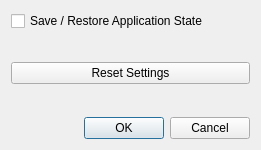
Old version of the form src/forms/settingsdialog.ui in the repository vetux/qcalculator.
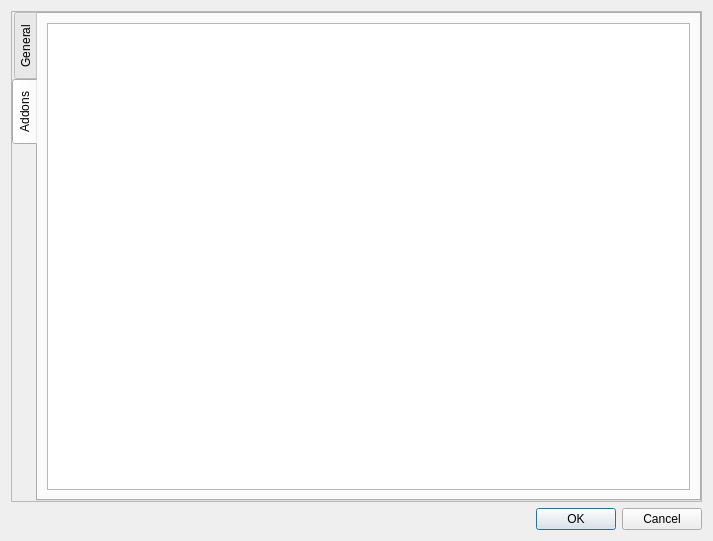
New version of the form.

Commit message: Implement user controls for addon import, Implement addon metadata parsing, Add enabled addons to settings, Fix sym.py symbol table remove.

The edit to the form file:
```diff
--- a/src/forms/settingsdialog.ui
+++ b/src/forms/settingsdialog.ui
@@ -6,8 +6,8 @@
    <rect>
     <x>0</x>
     <y>0</y>
-    <width>261</width>
-    <height>150</height>
+    <width>713</width>
+    <height>541</height>
    </rect>
   </property>
   <property name="windowTitle">
@@ -15,51 +15,98 @@
   </property>
   <layout class="QVBoxLayout" name="verticalLayout">
    <item>
-    <widget class="QCheckBox" name="checkBox">
-     <property name="text">
-      <string>Save / Restore Application State</string>
+    <widget class="QScrollArea" name="scrollArea">
+     <property name="widgetResizable">
+      <bool>true</bool>
      </property>
+     <widget class="QWidget" name="scrollAreaWidgetContents">
+      <property name="geometry">
+       <rect>
+        <x>0</x>
+        <y>0</y>
+        <width>693</width>
+        <height>490</height>
+       </rect>
+      </property>
+      <property name="sizePolicy">
+       <sizepolicy hsizetype="Preferred" vsizetype="Expanding">
+        <horstretch>0</horstretch>
+        <verstretch>0</verstretch>
+       </sizepolicy>
+      </property>
+      <layout class="QVBoxLayout" name="verticalLayout_2">
+       <property name="leftMargin">
+        <number>0</number>
+       </property>
+       <property name="topMargin">
+        <number>0</number>
+       </property>
+       <property name="rightMargin">
+        <number>0</number>
+       </property>
+       <property name="bottomMargin">
+        <number>0</number>
+       </property>
+       <item>
+        <widget class="QTabWidget" name="tabWidget">
+         <property name="sizePolicy">
+          <sizepolicy hsizetype="Expanding" vsizetype="Expanding">
+           <horstretch>0</horstretch>
+           <verstretch>0</verstretch>
+          </sizepolicy>
+         </property>
+         <property name="tabPosition">
+          <enum>QTabWidget::West</enum>
+         </property>
+         <property name="currentIndex">
+          <number>1</number>
+         </property>
+         <widget class="QWidget" name="tab">
+          <attribute name="title">
+           <string>General</string>
+          </attribute>
+          <layout class="QVBoxLayout" name="verticalLayout_3">
+           <item>
+            <widget class="QWidget" name="widget" native="true">
+             <layout class="QVBoxLayout" name="verticalLayout_4"/>
+            </widget>
+           </item>
+          </layout>
+         </widget>
+         <widget class="QWidget" name="tab_2">
+          <attribute name="title">
+           <string>Addons</string>
+          </attribute>
+          <layout class="QVBoxLayout" name="verticalLayout_5">
+           <item>
+            <widget class="QWidget" name="addon_container" native="true">
+             <layout class="QVBoxLayout" name="verticalLayout_6">
+              <property name="leftMargin">
+               <number>0</number>
+              </property>
+              <property name="topMargin">
+               <number>0</number>
+              </property>
+              <property name="rightMargin">
+               <number>0</number>
+              </property>
+              <property name="bottomMargin">
+               <number>0</number>
+              </property>
+              <item>
+               <widget class="QListWidget" name="listWidget_addons"/>
+              </item>
+             </layout>
+            </widget>
+           </item>
+          </layout>
+         </widget>
+        </widget>
+       </item>
+      </layout>
+     </widget>
     </widget>
    </item>
-   <item>
-    <spacer name="verticalSpacer_2">
-     <property name="orientation">
-      <enum>Qt::Vertical</enum>
-     </property>
-     <property name="sizeType">
-      <enum>QSizePolicy::Fixed</enum>
-     </property>
-     <property name="sizeHint" stdset="0">
-      <size>
-       <width>0</width>
-       <height>25</height>
-      </size>
-     </property>
-    </spacer>
-   </item>
-   <item>
-    <widget class="QPushButton" name="pushButton_resetstate">
-     <property name="text">
-      <string>Reset Settings</string>
-     </property>
-    </widget>
-   </item>
-   <item>
-    <spacer name="verticalSpacer">
-     <property name="orientation">
-      <enum>Qt::Vertical</enum>
-     </property>
-     <property name="sizeType">
-      <enum>QSizePolicy::MinimumExpanding</enum>
-     </property>
-     <property name="sizeHint" stdset="0">
-      <size>
-       <width>0</width>
-       <height>10</height>
-      </size>
-     </property>
-    </spacer>
-   </item>
    <item>
     <widget class="QDialogButtonBox" name="buttonBox">
      <property name="orientation">
```
The commit also changes 27 other files.
